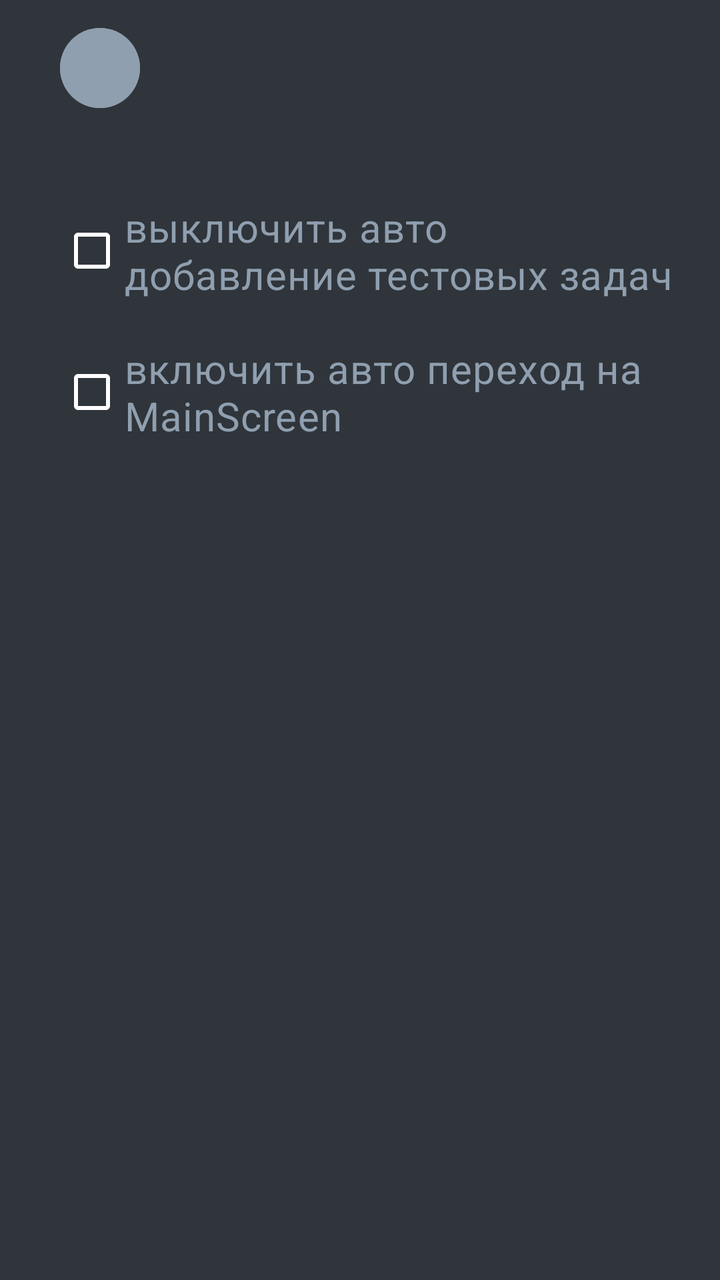
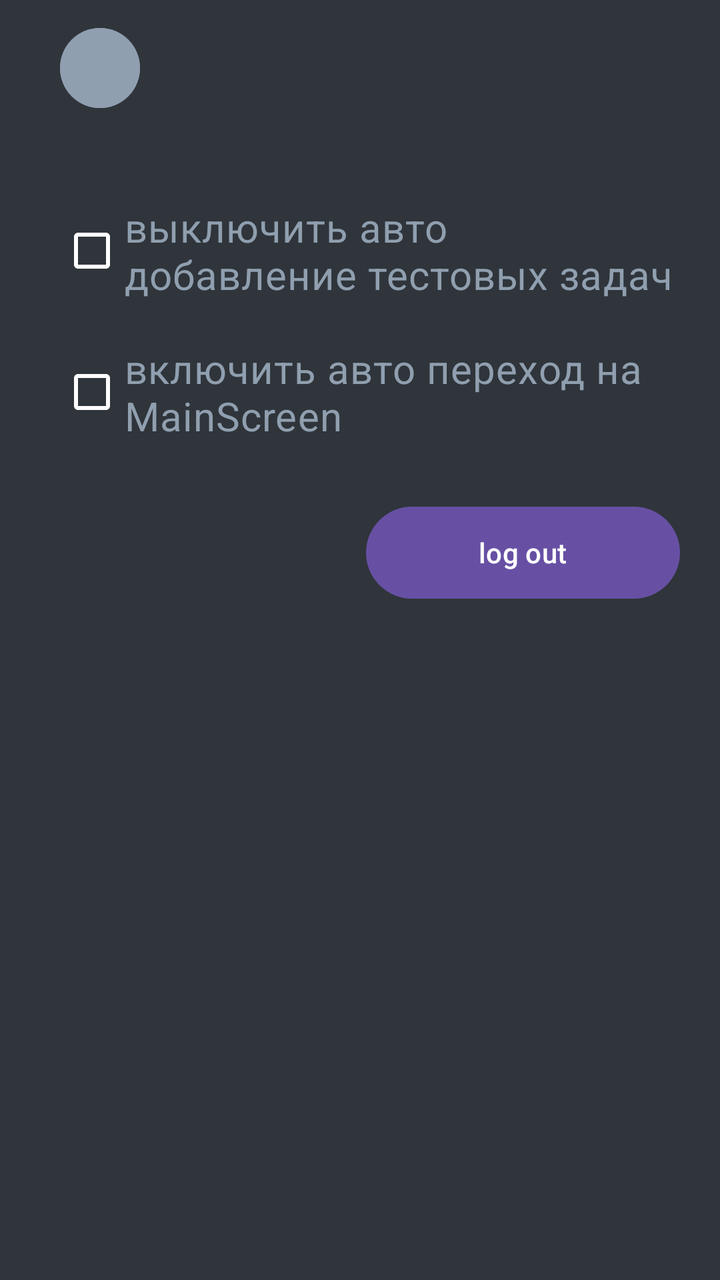

An Android layout rendered at two revisions. The XML below is the earlier revision; the diff shows what the commit changed to produce the second picture.
<!-- AndroidManifest.xml: application theme Theme.FreETi -->
<!-- res/layout/activity_settings.xml -->
<?xml version="1.0" encoding="utf-8"?>
<androidx.constraintlayout.widget.ConstraintLayout xmlns:android="http://schemas.android.com/apk/res/android"
    xmlns:app="http://schemas.android.com/apk/res-auto"
    xmlns:tools="http://schemas.android.com/tools"
    android:id="@+id/main"
    android:layout_width="match_parent"
    android:layout_height="match_parent"
    tools:context=".SettingsActivity"
    android:background="@color/bg">

    <CheckBox
        android:id="@+id/settings_test"
        android:layout_width="0dp"
        android:layout_height="wrap_content"
        android:text="выключить авто добавление тестовых задач"
        android:textColor="@color/for_text"
        android:textSize="20dp"
        app:layout_constraintTop_toTopOf="parent"
        app:layout_constraintStart_toStartOf="parent"
        app:layout_constraintEnd_toEndOf="parent"
        android:layout_marginEnd="20dp"
        android:layout_marginTop="100dp"
        android:layout_marginStart="30dp"
        android:buttonTint="@color/white"/>

    <CheckBox
        android:id="@+id/settings_auto"
        android:layout_width="0dp"
        android:layout_height="wrap_content"
        android:text="включить авто переход на MainScreen"
        android:textColor="@color/for_text"
        android:textSize="20dp"
        app:layout_constraintTop_toBottomOf="@+id/settings_test"
        app:layout_constraintStart_toStartOf="parent"
        app:layout_constraintEnd_toEndOf="parent"
        android:layout_marginEnd="20dp"
        android:layout_marginTop="20dp"
        android:layout_marginStart="30dp"
        android:buttonTint="@color/white"/>

    <Button
        android:id="@+id/settings_esc"
        android:layout_width="40dp"
        android:layout_height="wrap_content"
        android:text="_"
        app:layout_constraintTop_toTopOf="parent"
        app:layout_constraintStart_toStartOf="parent"
        android:layout_marginTop="10dp"
        android:layout_marginStart="30dp"
        android:backgroundTint="@color/for_text"/>
</androidx.constraintlayout.widget.ConstraintLayout>
<!-- resources referenced by this layout -->
<resources>
  <color name="bg">#FF2f353b</color>
  <color name="for_text">#FF909faf</color>
  <color name="white">#FFFFFFFF</color>
  <style name="Theme.FreETi" parent="Base.Theme.FreETi" />
  <style name="Base.Theme.FreETi" parent="Theme.Material3.DayNight.NoActionBar">
          
          
      </style>
</resources>

<!-- the commit's change to res/layout/activity_settings.xml (unified diff, before → after) -->
@@ -48,4 +48,14 @@
         android:layout_marginTop="10dp"
         android:layout_marginStart="30dp"
         android:backgroundTint="@color/for_text"/>
+
+    <Button
+        android:id="@+id/logOutButton"
+        android:layout_width="157dp"
+        android:layout_height="54dp"
+        android:layout_marginTop="28dp"
+        android:layout_marginEnd="20dp"
+        android:text="log out"
+        app:layout_constraintEnd_toEndOf="parent"
+        app:layout_constraintTop_toBottomOf="@+id/settings_auto" />
 </androidx.constraintlayout.widget.ConstraintLayout>
